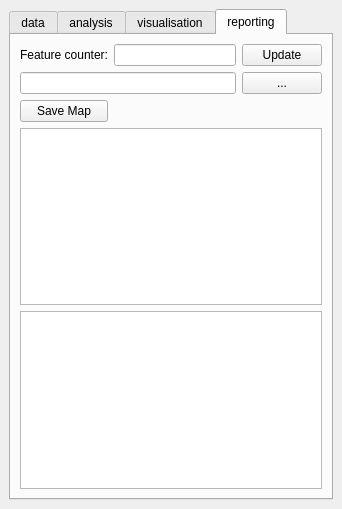
This is SpatialDecision/spatial_decision_dockwidget_base.ui in jorgegil/GEO1005 as Qt 5 draws it before an edit. The edited form follows.
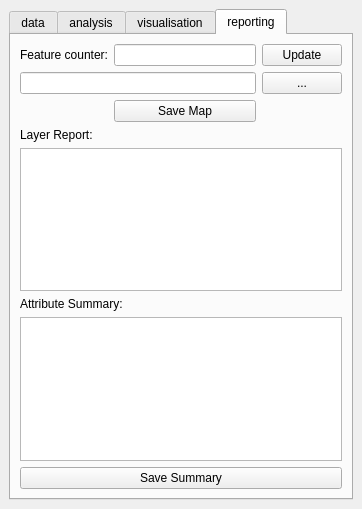
This is the edited form. The open tabs and pages were chosen to show the change.

Commit message: save CSV of table widget

What changed in the file:
```diff
--- a/SpatialDecision/spatial_decision_dockwidget_base.ui
+++ b/SpatialDecision/spatial_decision_dockwidget_base.ui
@@ -6,7 +6,7 @@
    <rect>
     <x>0</x>
     <y>0</y>
-    <width>342</width>
+    <width>362</width>
     <height>509</height>
    </rect>
   </property>
@@ -277,7 +277,7 @@
        <attribute name="title">
         <string>reporting</string>
        </attribute>
-       <layout class="QVBoxLayout" name="verticalLayout" stretch="0,0,0">
+       <layout class="QVBoxLayout" name="verticalLayout" stretch="0,0,0,0,0,0">
         <item>
          <layout class="QGridLayout" name="gridLayout_2" rowstretch="0,1,1" rowminimumheight="0,1,1">
           <item row="0" column="0">
@@ -301,27 +301,48 @@
             </property>
            </widget>
           </item>
-          <item row="2" column="0">
-           <widget class="QPushButton" name="saveMapButton">
-            <property name="text">
-             <string>Save Map</string>
-            </property>
-           </widget>
-          </item>
           <item row="1" column="0" colspan="2">
            <widget class="QLineEdit" name="saveMapPathEdit"/>
           </item>
           <item row="0" column="1">
            <widget class="QLineEdit" name="featureCounterEdit"/>
           </item>
+          <item row="2" column="1">
+           <widget class="QPushButton" name="saveMapButton">
+            <property name="text">
+             <string>Save Map</string>
+            </property>
+           </widget>
+          </item>
          </layout>
         </item>
+        <item>
+         <widget class="QLabel" name="reportLabel">
+          <property name="text">
+           <string>Layer Report:</string>
+          </property>
+         </widget>
+        </item>
         <item>
          <widget class="QListWidget" name="reportList"/>
         </item>
+        <item>
+         <widget class="QLabel" name="statisticsLabel">
+          <property name="text">
+           <string>Attribute Summary:</string>
+          </property>
+         </widget>
+        </item>
         <item>
          <widget class="QTableWidget" name="statisticsTable"/>
         </item>
+        <item>
+         <widget class="QPushButton" name="saveStatisticsButton">
+          <property name="text">
+           <string>Save Summary</string>
+          </property>
+         </widget>
+        </item>
        </layout>
       </widget>
      </widget>
```
Left out of the diff: 2 changed lines with no effect on the pictures. The commit also changes 1 other file.
